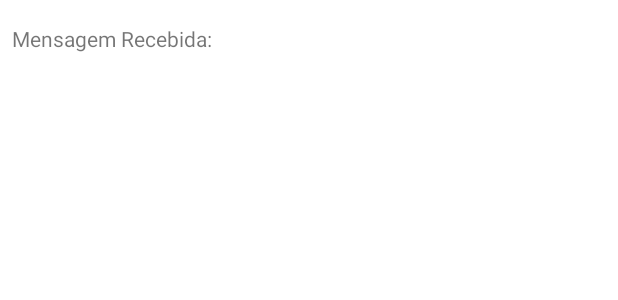
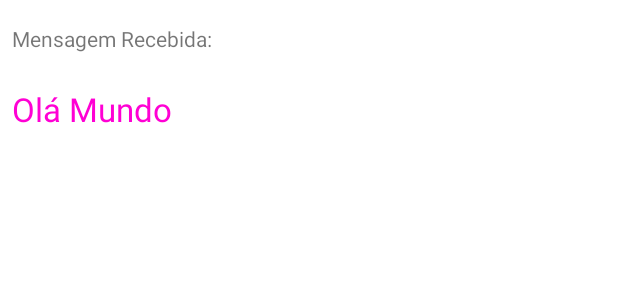
Before and after one commit to Death0bomb/Mensagem, an Android app: the layout activity_mostra_mensagem.xml on its own in the app's theme, with its tools: preview values and no code run, on a phone screen of 412 x 824 dp. Shown: the top 300 px of the screen. Run offline under Robolectric (Android 15) with nearby library versions, the phone set to English and light mode, and no system bars.

Commit message:
Large Text, Mudar a cor

```diff
--- a/app/src/main/res/layout/activity_mostra_mensagem.xml
+++ b/app/src/main/res/layout/activity_mostra_mensagem.xml
@@ -26,9 +26,12 @@
         android:layout_marginStart="8dp"
         android:layout_marginEnd="8dp"
         android:layout_marginBottom="612dp"
+        android:textAppearance="@style/TextAppearance.AppCompat.Large"
+        android:textColor="#FF00D4"
         app:layout_constraintBottom_toBottomOf="parent"
         app:layout_constraintEnd_toEndOf="parent"
         app:layout_constraintStart_toStartOf="parent"
         app:layout_constraintTop_toBottomOf="@+id/textView"
-        app:layout_constraintVertical_bias="0.153" />
+        app:layout_constraintVertical_bias="0.153"
+        tools:text="Olá Mundo" />
 </androidx.constraintlayout.widget.ConstraintLayout>
```
